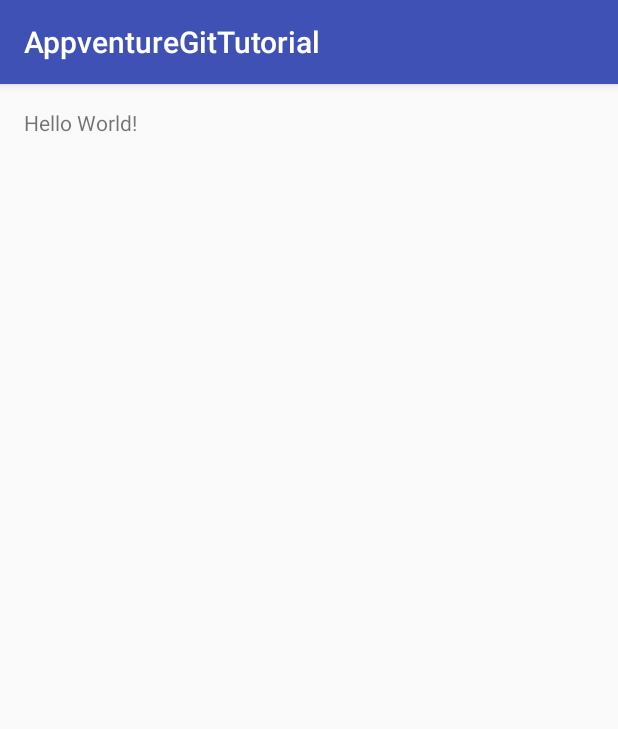
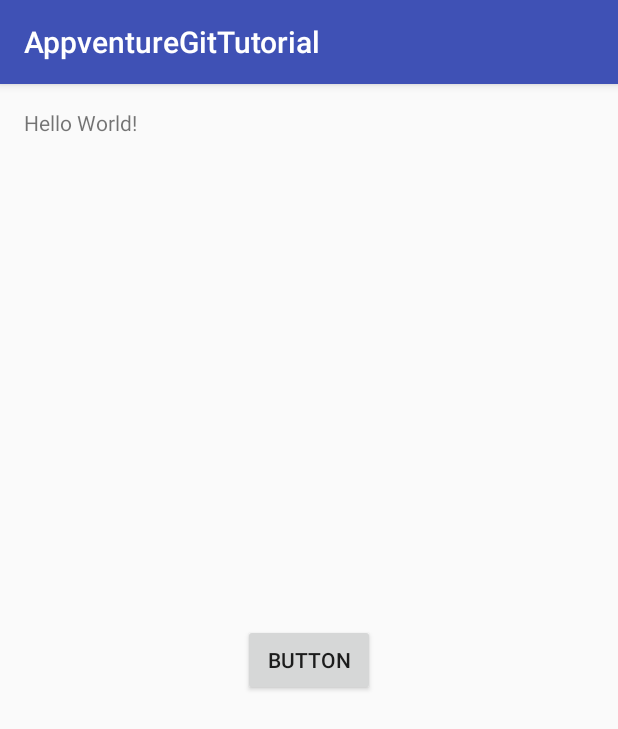
Before and after one commit to meganr9/AppventuresGitTutorial, an Android app: the screen it shows after launch (MainActivity), on a phone screen of 412 x 824 dp. Shown: the top 729 px of the screen. Run offline under Robolectric (Android 15) with nearby library versions, the phone set to English and light mode, and no system bars.

Commit message:
added a button ;P

```diff
--- a/app/src/main/res/layout/activity_main.xml
+++ b/app/src/main/res/layout/activity_main.xml
@@ -14,4 +14,12 @@
         android:layout_width="wrap_content"
         android:layout_height="wrap_content"
         android:text="Hello World!" />
+
+    <Button
+        android:text="Button"
+        android:layout_width="wrap_content"
+        android:layout_height="wrap_content"
+        android:layout_centerVertical="true"
+        android:layout_centerHorizontal="true"
+        android:id="@+id/button" />
 </RelativeLayout>
```
